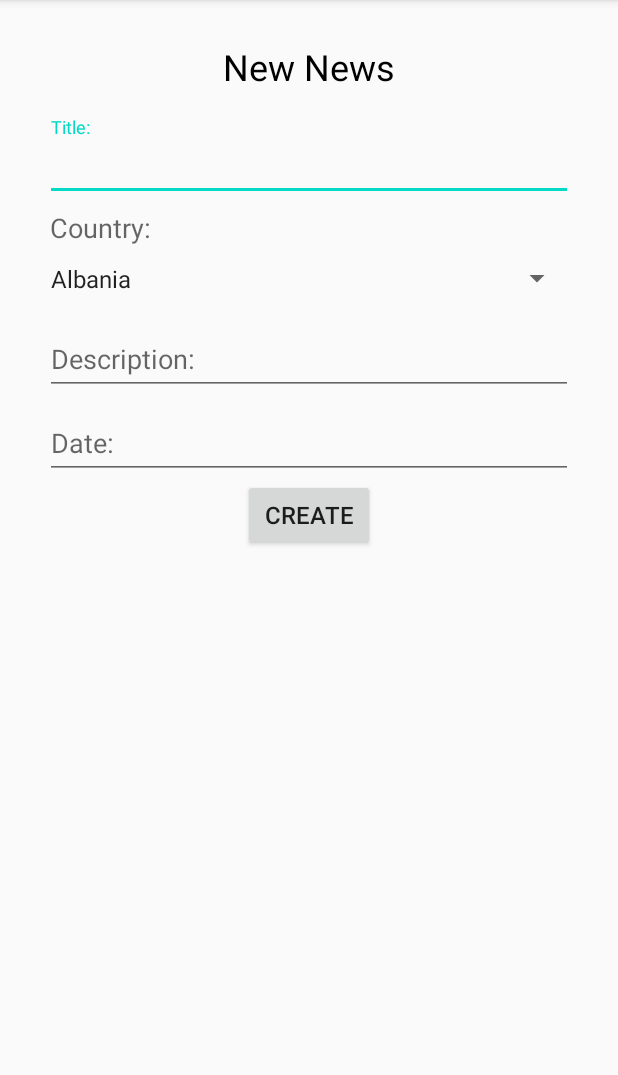
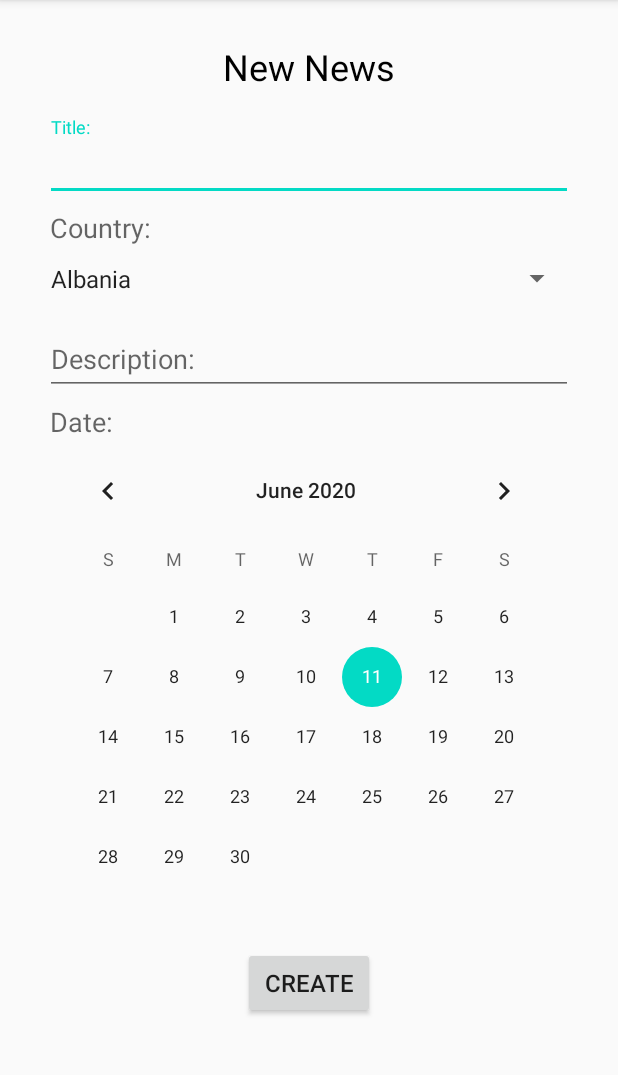
Before and after one commit to BadGomez/Projeto_Final, an Android app: the DisplayCreateNoticia screen opened directly, with no data from a screen before it, on a phone screen of 412 x 824 dp, the part 84-1159 px from its top. Run offline under Robolectric (Android 15) with nearby library versions, the phone set to English and light mode, and no system bars.

Commit message:
Data Noticia alterado para um calendarView

```diff
--- a/app/src/main/res/layout/activity_display_create_noticia.xml
+++ b/app/src/main/res/layout/activity_display_create_noticia.xml
@@ -5,6 +5,16 @@
     android:layout_height="match_parent"
     android:orientation="vertical"
     tools:context=".DisplayCreateNoticia">
+
+    <androidx.core.widget.NestedScrollView
+        android:layout_width="match_parent"
+        android:layout_height="match_parent"
+        android:fillViewport="true">
+
+        <LinearLayout
+            android:layout_width="match_parent"
+            android:layout_height="wrap_content"
+            android:orientation="vertical">
 
             <TextView
                 android:id="@+id/textView"
@@ -31,7 +41,7 @@
 
                 <com.google.android.material.textfield.TextInputLayout
                     android:layout_width="match_parent"
-            android:layout_height="match_parent">
+                    android:layout_height="wrap_content">
 
                     <TextView
                         android:id="@+id/textView3"
@@ -52,7 +62,7 @@
 
                     <com.google.android.material.textfield.TextInputLayout
                         android:layout_width="match_parent"
-                android:layout_height="match_parent"
+                        android:layout_height="wrap_content"
                         android:layout_weight="1">
 
 
@@ -66,18 +76,23 @@
                             android:layout_width="match_parent"
                             android:layout_height="match_parent">
 
-                    <com.google.android.material.textfield.TextInputEditText
-                        android:id="@+id/TextInputEditTextDataNot"
-                        android:layout_width="match_parent"
+                            <TextView
+                                android:id="@+id/textView9"
+                                android:layout_width="338dp"
                                 android:layout_height="wrap_content"
+                                android:layout_marginLeft="3dp"
+                                android:layout_marginTop="5dp"
+                                android:layout_weight="1"
                                 android:hint="@string/Data_Noticia"
-                        android:inputType="date" />
+                                android:textSize="18sp" />
+
+                            <CalendarView
+                                android:id="@+id/calendarViewDataNoticia"
+                                android:layout_width="wrap_content"
+                                android:layout_height="wrap_content"
+                                android:layout_weight="1" />
                         </com.google.android.material.textfield.TextInputLayout>
 
-
-            </com.google.android.material.textfield.TextInputLayout>
-
-        </com.google.android.material.textfield.TextInputLayout>
 
                     </com.google.android.material.textfield.TextInputLayout>
 
@@ -90,4 +105,10 @@
                         android:text="@string/Criar_Not"
                         android:textSize="16sp" />
 
+                </com.google.android.material.textfield.TextInputLayout>
+
+            </com.google.android.material.textfield.TextInputLayout>
         </LinearLayout>
+    </androidx.core.widget.NestedScrollView>
+
+</LinearLayout>
```
Also changed, not shown: app/src/main/java/com/example/projeto_final/DisplayCreateNoticia.java (+9 -12 lines). Lines whose indentation alone changed are shown as unchanged.
